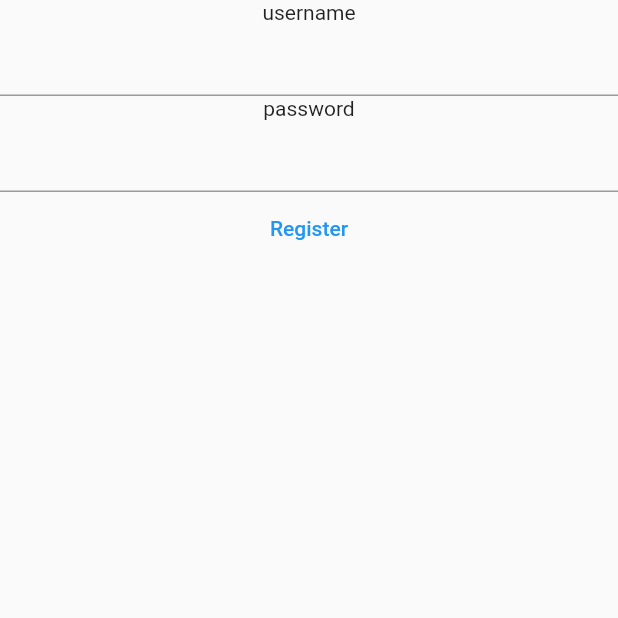
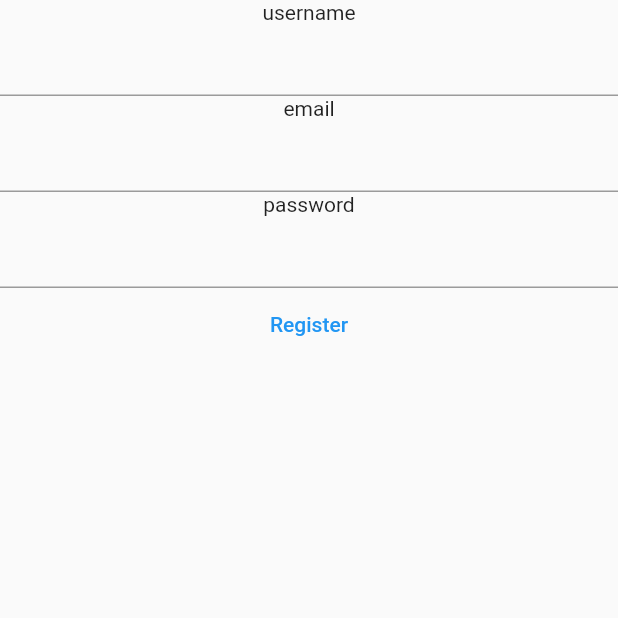
Before and after one commit to aslamcodes/find, a Flutter app: the Register screen opened by its route, after a tap on "Register", on a phone screen of 412 x 824 dp, the top half of it. Run offline on Flutter 3.47's test engine with Material 2 defaults, Android fonts, the light colour scheme and no system bars; our stand-ins replace cloud_firestore, firebase_auth, firebase_core, flutter_svg, google_fonts; accounts and stored records are empty; network calls fail.

Commit message:
Register Page

```diff
--- a/lib/pages/auth/register.dart
+++ b/lib/pages/auth/register.dart
@@ -1,14 +1,18 @@
+import 'package:cloud_firestore/cloud_firestore.dart';
+import 'package:firebase_auth/firebase_auth.dart';
 import 'package:flutter/material.dart';
 
 class Register extends StatefulWidget {
   const Register({Key? key}) : super(key: key);
 
   @override
-  State<StatefulWidget> createState() => RegisterPageState();
+  State<StatefulWidget> createState() => _RegisterPageState();
 }
 
-class RegisterPageState extends State<Register> {
-  final usernameController = TextEditingController();
+class _RegisterPageState extends State<Register> {
+  final usernameController = TextEditingController(),
+      passwordController = TextEditingController(),
+      emailController = TextEditingController();
 
   @override
   void dispose() {
@@ -16,17 +20,51 @@ class RegisterPageState extends State<Register> {
     super.dispose();
   }
 
+  void registerHandler() async {
+    try {
+      final credential =
+          await FirebaseAuth.instance.createUserWithEmailAndPassword(
+        email: emailController.text,
+        password: passwordController.text,
+      );
+
+      await FirebaseFirestore.instance
+          .collection("users")
+          .doc(credential.user?.uid)
+          .set({
+        "username": usernameController.text,
+        "email": emailController.text,
+      });
+    } on FirebaseAuthException catch (e) {
+      if (e.code == 'weak-password') {
+        print('The password provided is too weak.');
+      } else if (e.code == 'email-already-in-use') {
+        print('The account already exists for that email.');
+      }
+    } catch (e) {
+      print(e);
+    }
+  }
+
   @override
   Widget build(BuildContext context) {
-    return Scaffold(
+    return SafeArea(
+      child: Scaffold(
           body: Column(children: [
         const Text('username'),
         TextField(
           controller: usernameController,
         ),
+        const Text('email'),
+        TextField(
+          controller: emailController,
+        ),
         const Text('password'),
-      const TextField(),
-      TextButton(onPressed: () {}, child: const Text("Register"))
-    ]));
+        TextField(
+          controller: passwordController,
+        ),
+        TextButton(onPressed: registerHandler, child: const Text("Register"))
+      ])),
+    );
   }
 }
```
Lines whose indentation alone changed are shown as unchanged.
